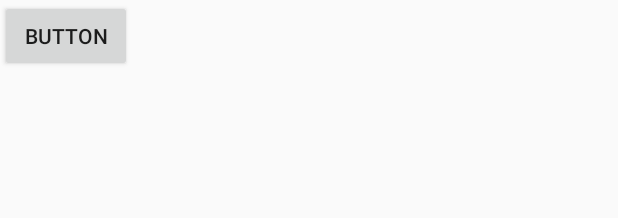
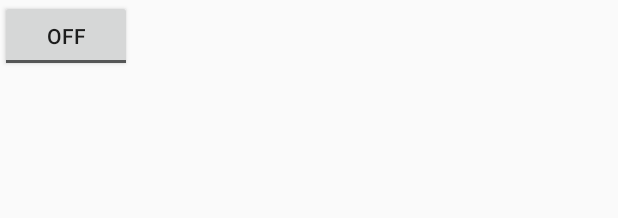
Before and after one commit to AndroidProjectNewNEWS/NewNEWS, an Android app: the layout activity_main.xml on its own in the app's theme, with its tools: preview values and no code run, on a phone screen of 412 x 824 dp. Shown: the top 218 px of the screen. Run offline under Robolectric (Android 15) with nearby library versions, the phone set to English and light mode, and no system bars.

Commit message:
add toggle: danfeng change master on master branch

```diff
--- a/app/src/main/res/layout/activity_main.xml
+++ b/app/src/main/res/layout/activity_main.xml
@@ -1,14 +1,13 @@
 <?xml version="1.0" encoding="utf-8"?>
 <RelativeLayout xmlns:android="http://schemas.android.com/apk/res/android"
-    xmlns:app="http://schemas.android.com/apk/res-auto"
     xmlns:tools="http://schemas.android.com/tools"
     android:layout_width="match_parent"
     android:layout_height="match_parent"
     tools:context="com.newnews.newnews.MainActivity">
 
-    <Button
-        android:id="@+id/button"
+    <ToggleButton
+        android:id="@+id/toggleButton"
         android:layout_width="wrap_content"
         android:layout_height="wrap_content"
-        android:text="Button" />
+        android:text="@string/togglebutton" />
 </RelativeLayout>
--- a/app/src/main/res/values/strings.xml
+++ b/app/src/main/res/values/strings.xml
@@ -1,3 +1,4 @@
 <resources>
     <string name="app_name">NewNEWS</string>
+    <string name="togglebutton">ToggleButton</string>
 </resources>
```
